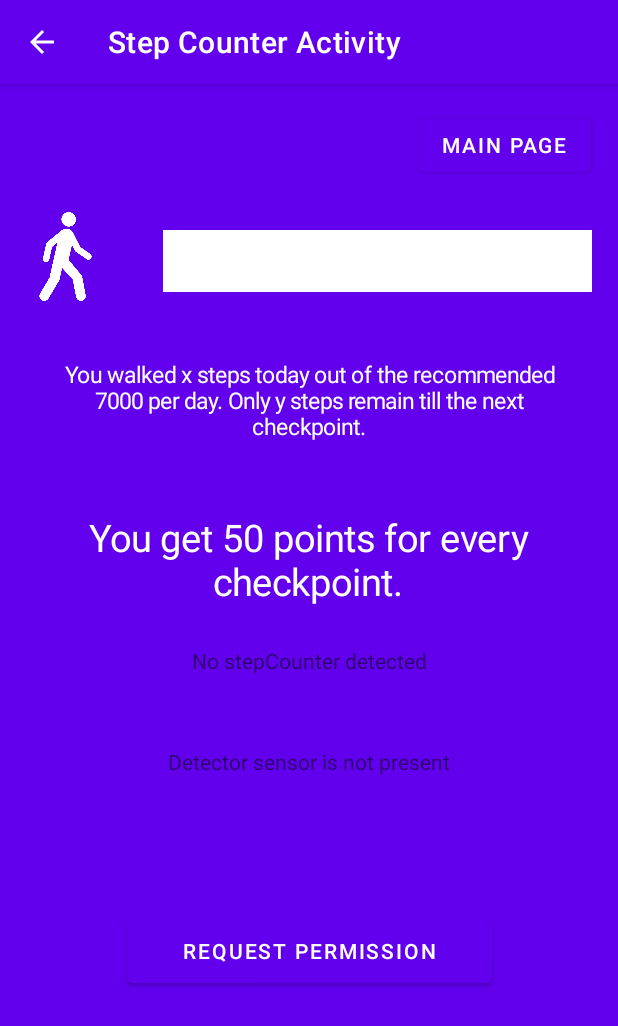
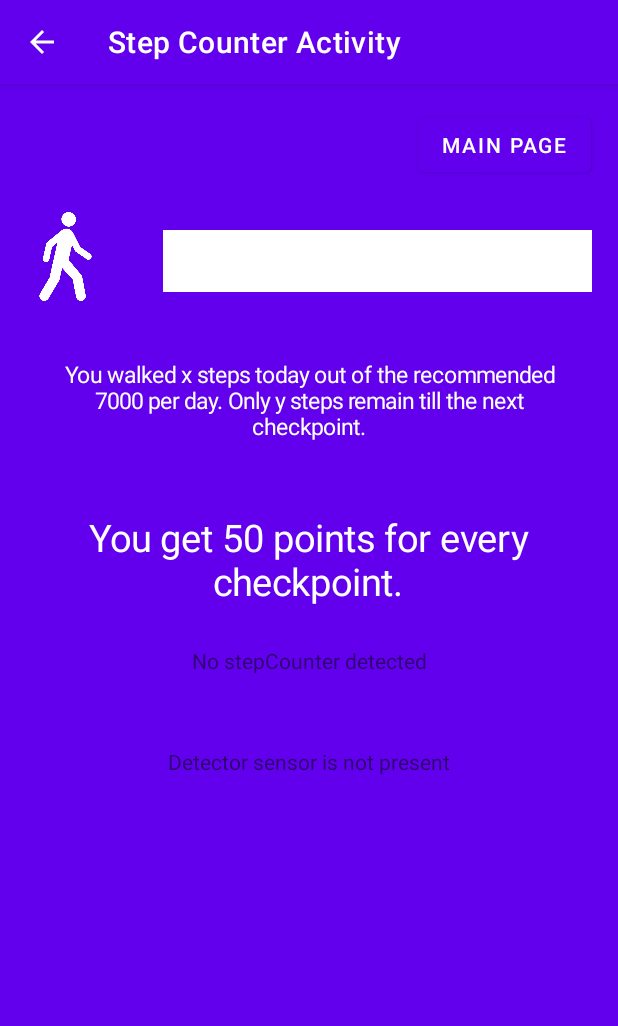
Before and after one commit to lukasagurkas/HealthRaceApp, an Android app: the StepActivity screen opened directly, with no data from a screen before it, on a phone screen of 412 x 824 dp. Shown: the top 1026 px of the screen. Run offline under Robolectric (Android 15) with nearby library versions, the phone set to English and light mode, and no system bars.

Commit message:
Removed permission button from StepActivity Added permission pop op for StepActivity

```diff
--- a/app/src/main/res/layout/activity_step.xml
+++ b/app/src/main/res/layout/activity_step.xml
@@ -59,17 +59,6 @@
         app:layout_constraintStart_toStartOf="parent"
         app:layout_constraintTop_toBottomOf="@+id/textViewStepCounter" />
 
-        <Button
-        android:id="@+id/permissionButton"
-        android:layout_width="243dp"
-        android:layout_height="55dp"
-        android:text="Request permission"
-        app:layout_constraintBottom_toBottomOf="parent"
-        app:layout_constraintEnd_toEndOf="parent"
-        app:layout_constraintStart_toStartOf="parent"
-        app:layout_constraintTop_toTopOf="parent"
-        app:layout_constraintVertical_bias="0.772" />
-
     <ImageView
         android:id="@+id/imageView2"
         android:layout_width="67dp"
```
Also changed, not shown: app/src/main/AndroidManifest.xml (+4 -0 lines), app/src/main/java/com/example/healthraceapp/StepActivity.java (+5 -54 lines).
